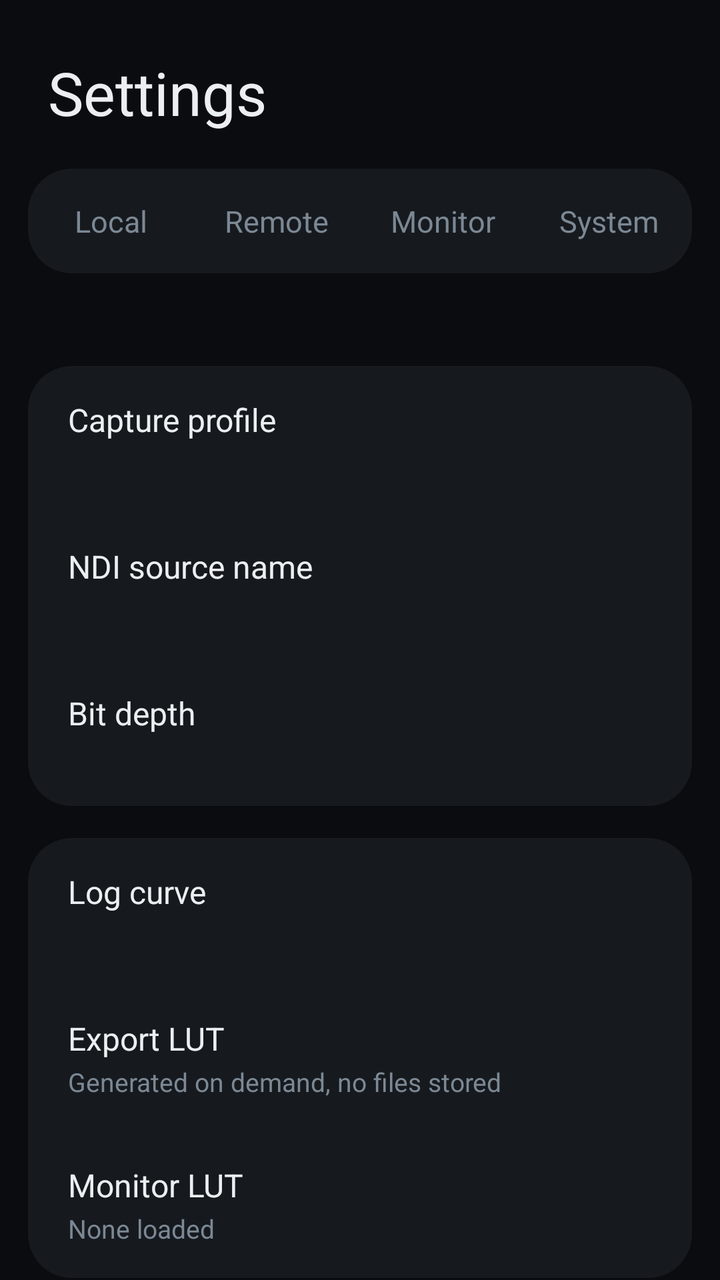
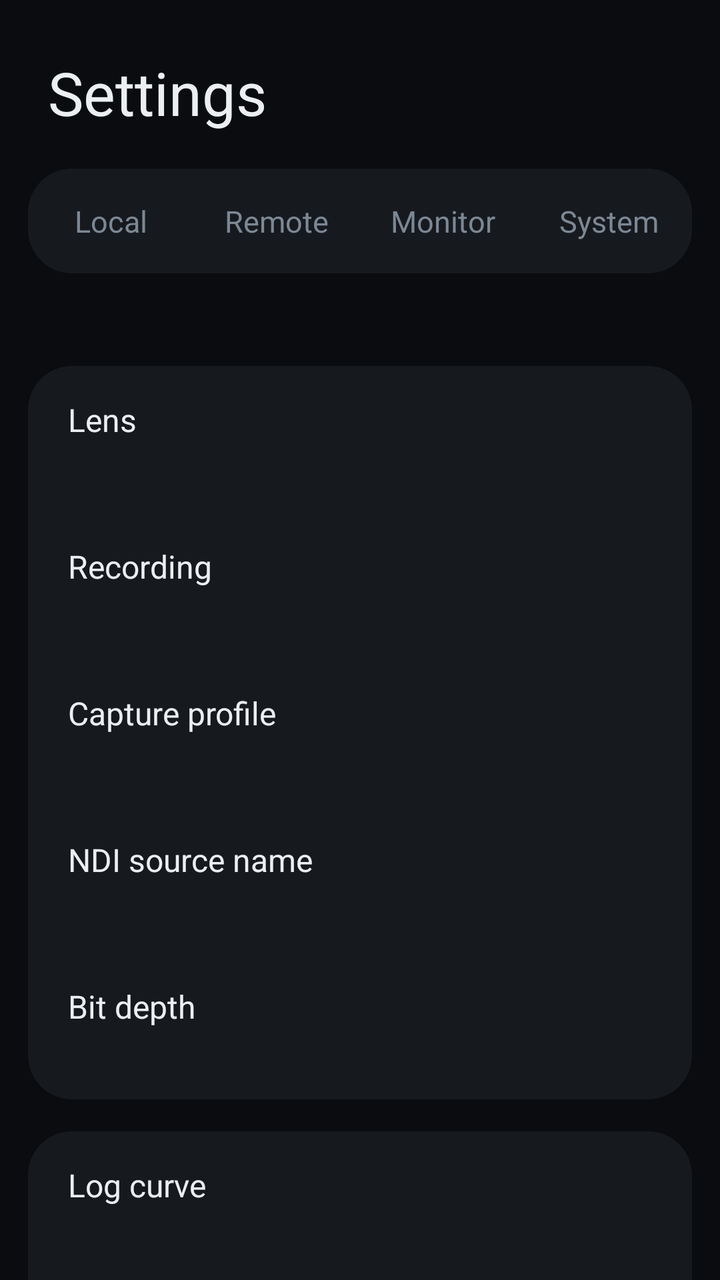

The first picture is an Android layout as it rendered before a commit; the second is the same layout after the commit. The layout source and the unified diff follow.
<!-- AndroidManifest.xml: application theme Theme.MantraNdi -->
<!-- res/layout/activity_settings.xml -->
<?xml version="1.0" encoding="utf-8"?>
<ScrollView xmlns:android="http://schemas.android.com/apk/res/android"
    android:layout_width="match_parent"
    android:layout_height="match_parent"
    android:background="#0A0C0F"
    android:scrollbars="none">

    <LinearLayout
        android:layout_width="match_parent"
        android:layout_height="wrap_content"
        android:orientation="vertical"
        android:paddingHorizontal="14dp"
        android:paddingTop="26dp"
        android:paddingBottom="30dp">

        <TextView
            android:layout_width="wrap_content"
            android:layout_height="wrap_content"
            android:layout_marginStart="10dp"
            android:layout_marginBottom="18dp"
            android:text="Settings"
            android:textColor="#ECEFF1"
            android:textSize="30sp" />

        
        <LinearLayout
            android:layout_width="match_parent"
            android:layout_height="wrap_content"
            android:orientation="horizontal"
            android:layout_marginBottom="16dp"
            android:background="@drawable/settings_group">

            <TextView android:id="@+id/modeLocal" style="@style/MantraModeTab"
                android:text="Local" />

            <TextView android:id="@+id/modeRemote" style="@style/MantraModeTab"
                android:text="Remote" />

            <TextView android:id="@+id/modeMonitor" style="@style/MantraModeTab"
                android:text="Monitor" />

            <TextView android:id="@+id/modeSystem" style="@style/MantraModeTab"
                android:text="System" />

        </LinearLayout>

        <TextView
            android:id="@+id/modeDetail"
            android:layout_width="match_parent"
            android:layout_height="wrap_content"
            android:layout_marginStart="12dp"
            android:layout_marginBottom="14dp"
            android:textColor="#7C8894"
            android:textSize="12sp" />

        
        <LinearLayout android:id="@+id/groupCapture" style="@style/MantraSettingsGroup">

            <LinearLayout android:id="@+id/rowProfile" style="@style/MantraSettingsRow">
                <TextView style="@style/MantraSettingsTitle" android:text="Capture profile" />
                <TextView android:id="@+id/valueProfile" style="@style/MantraSettingsValue" />
            </LinearLayout>

            <LinearLayout android:id="@+id/rowSourceName" style="@style/MantraSettingsRow">
                <TextView style="@style/MantraSettingsTitle" android:text="NDI source name" />
                <TextView android:id="@+id/valueSourceName" style="@style/MantraSettingsValue" />
            </LinearLayout>

            <LinearLayout android:id="@+id/rowBitDepth" style="@style/MantraSettingsRow">
                <TextView style="@style/MantraSettingsTitle" android:text="Bit depth" />
                <TextView android:id="@+id/valueBitDepth" style="@style/MantraSettingsValue" />
            </LinearLayout>

        </LinearLayout>

        
        <LinearLayout android:id="@+id/groupColour" style="@style/MantraSettingsGroup">

            <LinearLayout android:id="@+id/rowLogCurve" style="@style/MantraSettingsRow">
                <TextView style="@style/MantraSettingsTitle" android:text="Log curve" />
                <TextView android:id="@+id/valueLogCurve" style="@style/MantraSettingsValue" />
            </LinearLayout>

            <LinearLayout android:id="@+id/rowExportLut" style="@style/MantraSettingsRow">
                <TextView style="@style/MantraSettingsTitle" android:text="Export LUT" />
                <TextView android:id="@+id/valueExportLut" style="@style/MantraSettingsValue"
                    android:text="Generated on demand, no files stored" />
            </LinearLayout>

            <LinearLayout android:id="@+id/rowLoadLut" style="@style/MantraSettingsRow">
                <TextView style="@style/MantraSettingsTitle" android:text="Monitor LUT" />
                <TextView android:id="@+id/valueLoadLut" style="@style/MantraSettingsValue"
                    android:text="None loaded" />
            </LinearLayout>

        </LinearLayout>

        
        <LinearLayout android:id="@+id/groupDisplay" style="@style/MantraSettingsGroup">

            <LinearLayout android:id="@+id/rowFocusBox" style="@style/MantraSettingsRow">
                <TextView style="@style/MantraSettingsTitle" android:text="Focus box size" />
                <TextView android:id="@+id/valueFocusBox" style="@style/MantraSettingsValue" />
            </LinearLayout>

            <LinearLayout android:id="@+id/rowAiFocus" style="@style/MantraSettingsRow">
                <TextView style="@style/MantraSettingsTitle" android:text="AI focus key" />
                <TextView android:id="@+id/valueAiFocus" style="@style/MantraSettingsValue" />
            </LinearLayout>

            <LinearLayout android:id="@+id/rowFocusTiming" style="@style/MantraSettingsRow">
                <TextView style="@style/MantraSettingsTitle" android:text="Focus hold and rack" />
                <TextView android:id="@+id/valueFocusTiming" style="@style/MantraSettingsValue" />
            </LinearLayout>

            <LinearLayout android:id="@+id/rowWaveform" style="@style/MantraSettingsRow">
                <TextView style="@style/MantraSettingsTitle" android:text="Waveform" />
                <TextView android:id="@+id/valueWaveform" style="@style/MantraSettingsValue" />
            </LinearLayout>

            <LinearLayout android:id="@+id/rowScreen" style="@style/MantraSettingsRow">
                <TextView style="@style/MantraSettingsTitle" android:text="Screen and battery" />
                <TextView android:id="@+id/valueScreen" style="@style/MantraSettingsValue" />
            </LinearLayout>

            <LinearLayout android:id="@+id/rowTimecode" style="@style/MantraSettingsRow">
                <TextView style="@style/MantraSettingsTitle" android:text="Timecode" />
                <TextView android:id="@+id/valueTimecode" style="@style/MantraSettingsValue" />
            </LinearLayout>

            <LinearLayout android:id="@+id/rowNetwork" style="@style/MantraSettingsRow">
                <TextView style="@style/MantraSettingsTitle" android:text="NDI network test" />
                <TextView style="@style/MantraSettingsValue"
                    android:text="Why two phones cannot see each other" />
            </LinearLayout>

            <LinearLayout android:id="@+id/rowHistogram" style="@style/MantraSettingsRow">
                <TextView style="@style/MantraSettingsTitle" android:text="Vectorscope" />
                <TextView android:id="@+id/valueHistogram" style="@style/MantraSettingsValue" />
            </LinearLayout>

            <LinearLayout android:id="@+id/rowStabilisation" style="@style/MantraSettingsRow">
                <TextView style="@style/MantraSettingsTitle" android:text="Stabilisation" />
                <TextView android:id="@+id/valueStabilisation" style="@style/MantraSettingsValue" />
            </LinearLayout>

        </LinearLayout>

        
        <LinearLayout android:id="@+id/groupDevice" style="@style/MantraSettingsGroup">

            <LinearLayout android:id="@+id/rowCamera" style="@style/MantraSettingsRow">
                <TextView style="@style/MantraSettingsTitle" android:text="Camera" />
                <TextView android:id="@+id/valueCamera" style="@style/MantraSettingsValue" />
            </LinearLayout>

            <LinearLayout android:id="@+id/rowKeys" style="@style/MantraSettingsRow">
                <TextView style="@style/MantraSettingsTitle" android:text="Hardware keys" />
                <TextView android:id="@+id/valueKeys" style="@style/MantraSettingsValue" />
            </LinearLayout>

            <LinearLayout android:id="@+id/rowDetect" style="@style/MantraSettingsRow">
                <TextView style="@style/MantraSettingsTitle" android:text="Detect camera features" />
                <TextView style="@style/MantraSettingsValue"
                    android:text="Every camera, what it records, encoders, storage" />
            </LinearLayout>

            <LinearLayout android:id="@+id/rowAbout" style="@style/MantraSettingsRow">
                <TextView style="@style/MantraSettingsTitle" android:text="About" />
                <TextView android:id="@+id/valueAbout" style="@style/MantraSettingsValue" />
            </LinearLayout>

        </LinearLayout>

        <TextView
            android:layout_width="match_parent"
            android:layout_height="wrap_content"
            android:layout_marginHorizontal="12dp"
            android:layout_marginTop="18dp"
            android:autoLink="web"
            android:text="Powered by NDI®  https://ndi.video\nNDI® is a registered trademark of Vizrt NDI AB"
            android:textColor="#4A555F"
            android:textSize="9sp" />

    </LinearLayout>

</ScrollView>
<!-- resources referenced by this layout -->
<resources>
  <!-- drawable settings_group (drawable) -->
  <?xml version="1.0" encoding="utf-8"?>
  <shape xmlns:android="http://schemas.android.com/apk/res/android"
      android:shape="rectangle">
      <solid android:color="#161A1F" />
      <corners android:radius="22dp" />
  </shape>
  <style name="MantraModeTab">
          <item name="android:layout_width">0dp</item>
          <item name="android:layout_height">wrap_content</item>
          <item name="android:layout_weight">1</item>
          <item name="android:gravity">center</item>
          <item name="android:paddingVertical">16dp</item>
          <item name="android:textSize">15sp</item>
          <item name="android:textColor">#7C8894</item>
          <item name="android:background">?android:attr/selectableItemBackground</item>
          <item name="android:clickable">true</item>
          <item name="android:focusable">true</item>
      </style>
  <style name="MantraSettingsGroup">
          <item name="android:layout_width">match_parent</item>
          <item name="android:layout_height">wrap_content</item>
          <item name="android:orientation">vertical</item>
          <item name="android:layout_marginBottom">16dp</item>
          <item name="android:background">@drawable/settings_group</item>
      </style>
  <style name="MantraSettingsRow">
          <item name="android:layout_width">match_parent</item>
          <item name="android:layout_height">wrap_content</item>
          <item name="android:orientation">vertical</item>
          <item name="android:paddingHorizontal">20dp</item>
          <item name="android:paddingVertical">16dp</item>
          <item name="android:background">?android:attr/selectableItemBackground</item>
          <item name="android:clickable">true</item>
          <item name="android:focusable">true</item>
      </style>
  <style name="MantraSettingsTitle">
          <item name="android:layout_width">match_parent</item>
          <item name="android:layout_height">wrap_content</item>
          <item name="android:textColor">#ECEFF1</item>
          <item name="android:textSize">16sp</item>
      </style>
  <style name="MantraSettingsValue">
          <item name="android:layout_width">match_parent</item>
          <item name="android:layout_height">wrap_content</item>
          <item name="android:layout_marginTop">2dp</item>
          <item name="android:textColor">#7C8894</item>
          <item name="android:textSize">13sp</item>
      </style>
  <style name="Theme.MantraNdi" parent="Theme.MaterialComponents.DayNight.NoActionBar">
          <item name="colorPrimary">#E7A44C</item>
          <item name="colorPrimaryDark">#8A5F22</item>
          <item name="colorAccent">#E7A44C</item>
          <item name="android:windowBackground">#05070A</item>
      </style>
</resources>

<!-- the commit's change to res/layout/activity_settings.xml (unified diff, before → after) -->
@@ -55,6 +55,16 @@
 
         
         <LinearLayout android:id="@+id/groupCapture" style="@style/MantraSettingsGroup">
+
+            <LinearLayout android:id="@+id/rowLens" style="@style/MantraSettingsRow">
+                <TextView style="@style/MantraSettingsTitle" android:text="Lens" />
+                <TextView android:id="@+id/valueLens" style="@style/MantraSettingsValue" />
+            </LinearLayout>
+
+            <LinearLayout android:id="@+id/rowRecording" style="@style/MantraSettingsRow">
+                <TextView style="@style/MantraSettingsTitle" android:text="Recording" />
+                <TextView android:id="@+id/valueRecording" style="@style/MantraSettingsValue" />
+            </LinearLayout>
 
             <LinearLayout android:id="@+id/rowProfile" style="@style/MantraSettingsRow">
                 <TextView style="@style/MantraSettingsTitle" android:text="Capture profile" />
